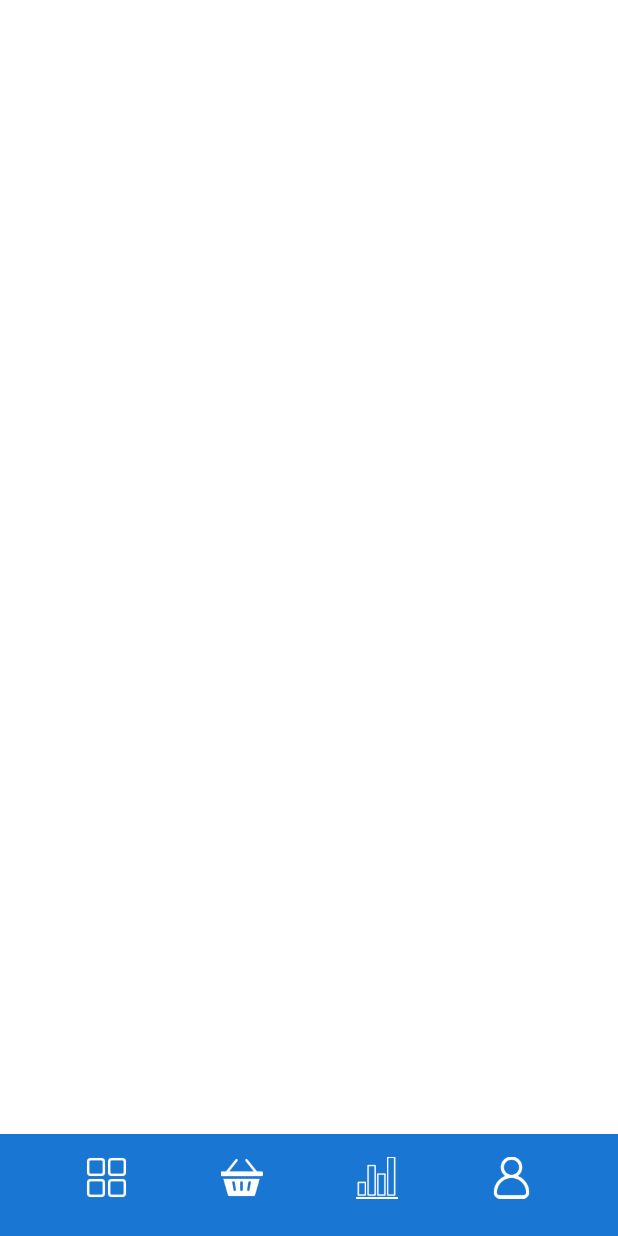
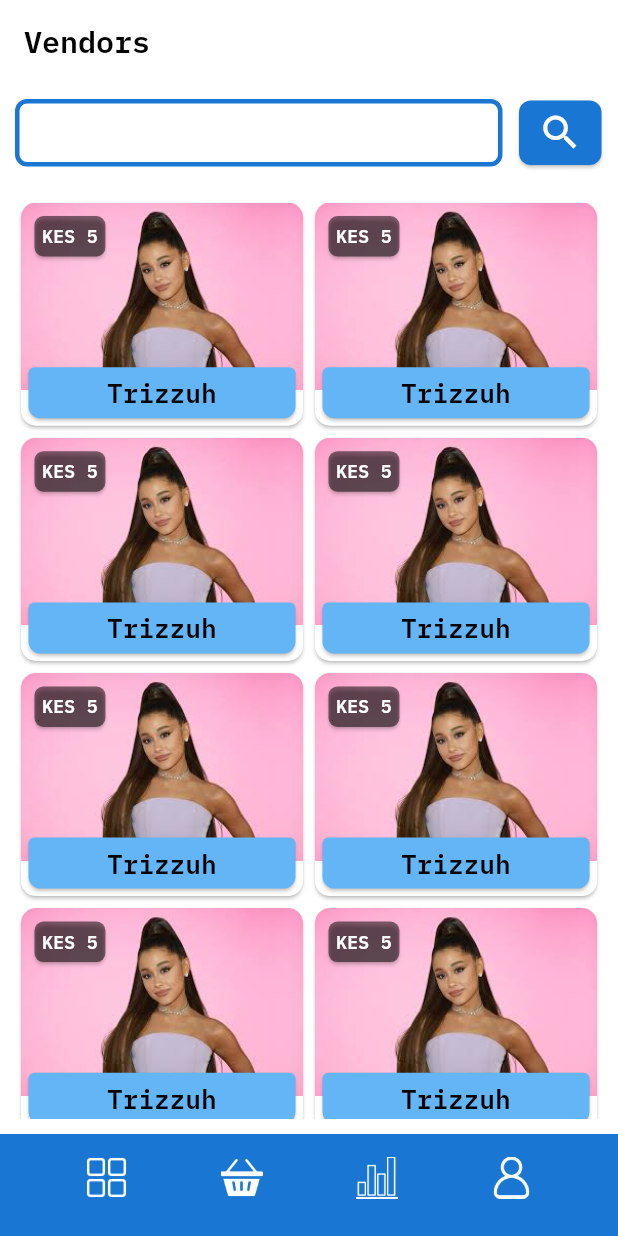
Before and after one commit to Mr-G254/H2home-mobile-app, a Flutter app: the Home screen opened directly, swiped to page 2, on a phone screen of 412 x 824 dp. Run offline on Flutter 3.47's test engine with Material 3 defaults, Android fonts, the phone set to English and light mode, and no system bars; our stand-ins replace fl_chart, liquid_progress_indicator_v2, loading_animation_widget.

Commit message:
Working on the vendors page

```diff
--- /dev/null
+++ b/h2home/lib/Backend/Vendor.dart
@@ -0,0 +1,8 @@
+class Vendor{
+  final String name;
+  final String description;
+  final String imageUrl;
+  final int price;
+  final String location;
+  const Vendor({required this.name,required this.description,required this.imageUrl,required this.price,required this.location});
+}
--- a/h2home/lib/Components/Components.dart
+++ b/h2home/lib/Components/Components.dart
@@ -1,5 +1,6 @@
 import 'package:fl_chart/fl_chart.dart';
 import 'package:flutter/material.dart';
+import 'package:h2home/Backend/Vendor.dart';
 
 class Input extends StatelessWidget{
   final String label;
@@ -239,3 +240,93 @@ class WaterComponents extends StatelessWidget{
     );
   }
 }
+
+class VendorWidget extends StatelessWidget{
+  final Vendor vendor;
+  const VendorWidget({super.key,required this.vendor});
+
+  @override
+  Widget build(BuildContext context){
+    return Container(
+      padding: const EdgeInsets.all(0),
+      child: Card(
+        color: Colors.white,
+        clipBehavior: Clip.antiAlias,
+        shape: RoundedRectangleBorder(
+          borderRadius: BorderRadius.circular(10)
+        ),
+        child: Stack(
+          children: [
+            Container(
+              alignment: Alignment.topCenter,
+              // color: Colors.orange,
+              child: const Image(
+                image: AssetImage("Icons/userpic.png"),
+                fit: BoxFit.fitHeight,
+              ),
+            ),
+            Container(
+              padding: const EdgeInsets.all(1),
+              width: double.infinity,
+              child: Column(
+                children: [
+                  Expanded(child: SizedBox()),
+                  SizedBox(
+                    width: double.infinity,
+                    child: Card(
+                      color: const Color(0xff64B5F6),
+                      shape: const RoundedRectangleBorder(
+                          borderRadius: BorderRadius.only(
+                              topLeft: Radius.circular(4),
+                              topRight: Radius.circular(4),
+                              bottomRight: Radius.circular(8),
+                              bottomLeft: Radius.circular(8)
+                          )
+                      ),
+                      child: Container(
+                        padding: const EdgeInsets.all(5),
+                        child: Text(
+                          vendor.name,
+                          textAlign: TextAlign.center,
+                          style: const TextStyle(
+                              fontFamily: "IBM Plex Mono",
+                              fontSize: 17,
+                              fontWeight: FontWeight.bold,
+                              color: Colors.black
+                          ),
+                        ),
+                      ),
+                    ),
+                  )
+                ],
+              )
+            ),
+            Container(
+              padding: EdgeInsets.all(5),
+              alignment: Alignment.topLeft,
+              child: Card(
+                color: Colors.black.withValues(alpha: 0.5),
+                shape: RoundedRectangleBorder(
+                    borderRadius: BorderRadius.circular(6)
+                ),
+                child: Container(
+                  padding: EdgeInsets.all(5),
+                  child: Text(
+                    "KES ${vendor.price}",
+                    textAlign: TextAlign.center,
+                    style: const TextStyle(
+                        fontFamily: "IBM Plex Mono",
+                        fontSize: 12,
+                        fontWeight: FontWeight.bold,
+                        color: Colors.white
+                    ),
+                  ),
+                )
+              )
+            )
+          ],
+        ),
+      ),
+    );
+  }
+}
--- a/h2home/lib/Main/Home.dart
+++ b/h2home/lib/Main/Home.dart
@@ -1,6 +1,7 @@
 import 'package:flutter/material.dart';
 import 'package:h2home/Main/Dashboard.dart';
 import 'package:h2home/Main/Profile.dart';
+import 'package:h2home/Main/Vendors.dart';
 
 class Home extends StatefulWidget{
 
@@ -109,7 +110,7 @@ class _HomeState extends State<Home>{
           controller: controller,
           children: [
             Dashboard(),
-            SizedBox(),
+            Vendors(),
             SizedBox(),
             Profile()
           ],
--- a/h2home/lib/Main/Profile.dart
+++ b/h2home/lib/Main/Profile.dart
@@ -50,8 +50,8 @@ class Profile extends StatelessWidget{
                 children: [
                   const Image(
                     image: AssetImage("Icons/email.png"),
-                    height: 33,
-                    width: 33,
+                    height: 30,
+                    width: 30,
                   ),
                   Container(
                     padding: const EdgeInsets.only(left: 20),
@@ -86,8 +86,8 @@ class Profile extends StatelessWidget{
                 children: [
                   const Image(
                     image: AssetImage("Icons/phone.png"),
-                    height: 33,
-                    width: 33,
+                    height: 30,
+                    width: 30,
                   ),
                   Container(
                     padding: const EdgeInsets.only(left: 20),
@@ -104,7 +104,7 @@ class Profile extends StatelessWidget{
                           ),
                         ),
                         Text(
-                          "+254723839331",
+                          "+254723839301",
                           style: TextStyle(
                               fontFamily: "IBM Plex Mono",
                               fontSize: 17,
@@ -122,8 +122,8 @@ class Profile extends StatelessWidget{
                 children: [
                   const Image(
                     image: AssetImage("Icons/location.png"),
-                    height: 33,
-                    width: 33,
+                    height: 30,
+                    width: 30,
                   ),
                   Container(
                     padding: const EdgeInsets.only(left: 20),
@@ -158,8 +158,8 @@ class Profile extends StatelessWidget{
                 children: [
                   const Image(
                     image: AssetImage("Icons/calendar.png"),
-                    height: 33,
-                    width: 33,
+                    height: 30,
+                    width: 30,
                   ),
                   Container(
                     padding: const EdgeInsets.only(left: 20),
@@ -195,6 +195,7 @@ class Profile extends StatelessWidget{
         ),
         Container(
           padding: const EdgeInsets.all(10),
+          height: 70,
           child: ElevatedButton(
             style: ElevatedButton.styleFrom(
               backgroundColor: Colors.white,
--- /dev/null
+++ b/h2home/lib/Main/Vendors.dart
@@ -0,0 +1,116 @@
+import 'package:flutter/material.dart';
+import 'package:h2home/Backend/Vendor.dart';
+import 'package:h2home/Components/Components.dart';
+
+class Vendors extends StatefulWidget{
+  const Vendors({super.key});
+
+  @override
+  State<Vendors> createState() => _VendorsState();
+}
+
+class _VendorsState extends State<Vendors>{
+
+  @override
+  Widget build(BuildContext context){
+
+    final window = Column(
+      children: [
+        Container(
+          padding: const EdgeInsets.all(5),
+          height: 65,
+          child: Row(
+            children: [
+              Expanded(
+                flex: 5,
+                child: Container(
+                  padding: const EdgeInsets.all(5),
+                  child: TextField(
+                    style: const TextStyle(
+                      height: 1,
+                      fontSize: 15,
+                      fontFamily: "IBM Plex Mono",
+                      color: Colors.black
+                    ),
+                    keyboardType: TextInputType.name,
+                    decoration: InputDecoration(
+                      enabledBorder: OutlineInputBorder(
+                        borderRadius: BorderRadius.circular(8),
+                        borderSide: const BorderSide(color: Color(0xff1976D2),width: 3)
+                      ),
+                      focusedBorder: OutlineInputBorder(
+                        borderRadius: BorderRadius.circular(8),
+                        borderSide: const BorderSide(color: Color(0xff1976D2),width: 3)
+                      )
+                    ),
+                  ),
+                ),
+              ),
+              Expanded(
+                flex: 1,
+                child: Container(
+                  padding: const EdgeInsets.all(2),
+                  child: AspectRatio(
+                    aspectRatio: 1,
+                    child: Card(
+                        color: const Color(0xff1976D2),
+                        shape: RoundedRectangleBorder(
+                            borderRadius: BorderRadius.circular(8)
+                        ),
+                        child: Container(
+                          padding: const EdgeInsets.all(0),
+                          child: const Icon(
+                            Icons.search,
+                            color: Colors.white,
+                            size: 30,
+                          ),
+                        )
+                    ),
+                  )
+                ),
+              )
+            ],
+          ),
+        ),
+        Expanded(
+          child: Container(
+              padding: EdgeInsets.all(10),
+              child: GridView.extent(
+                maxCrossAxisExtent: MediaQuery.of(context).size.width/2,
+                childAspectRatio: 5/4,
+                children: [
+                  VendorWidget(vendor: Vendor(name: "Trizzuh", description: "description", imageUrl: "Icons/userpic.png", price: 5, location: 'Juja, Kenya')),
+                  VendorWidget(vendor: Vendor(name: "Trizzuh", description: "description", imageUrl: "Icons/userpic.png", price: 5, location: 'Juja, Kenya')),
+                  VendorWidget(vendor: Vendor(name: "Trizzuh", description: "description", imageUrl: "Icons/userpic.png", price: 5, location: 'Juja, Kenya')),
+                  VendorWidget(vendor: Vendor(name: "Trizzuh", description: "description", imageUrl: "Icons/userpic.png", price: 5, location: 'Juja, Kenya')),
+                  VendorWidget(vendor: Vendor(name: "Trizzuh", description: "description", imageUrl: "Icons/userpic.png", price: 5, location: 'Juja, Kenya')),
+                  VendorWidget(vendor: Vendor(name: "Trizzuh", description: "description", imageUrl: "Icons/userpic.png", price: 5, location: 'Juja, Kenya')),
+                  VendorWidget(vendor: Vendor(name: "Trizzuh", description: "description", imageUrl: "Icons/userpic.png", price: 5, location: 'Juja, Kenya')),
+                  VendorWidget(vendor: Vendor(name: "Trizzuh", description: "description", imageUrl: "Icons/userpic.png", price: 5, location: 'Juja, Kenya'))
+                ],
+              )
+          ),
+        )
+      ],
+    );
+
+    return Scaffold(
+      backgroundColor: Colors.white,
+      body: window,
+      appBar: AppBar(
+        leadingWidth: 0,
+        leading: const SizedBox(),
+        backgroundColor: Colors.white,
+        title: const Text(
+          "Vendors",
+          style: TextStyle(
+              fontFamily: "IBM Plex Mono",
+              fontSize: 20,
+              color: Colors.black,
+              fontWeight: FontWeight.bold
+          ),
+        ),
+      ),
+    );
+  }
+}
--- a/h2home/pubspec.yaml
+++ b/h2home/pubspec.yaml
@@ -86,6 +86,7 @@ flutter:
     - Icons/phone.png
     - Icons/calendar.png
     - Icons/edit.png
+    - Icons/userpic.png
 
   fonts:
     - family: Nico Moji
```
Also changed, not shown: h2home/Icons/userpic.png (added).
